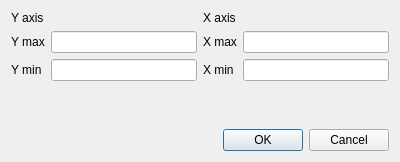
Before: the Qt Designer form microscope/ui/axesdialog.ui in usnistgov/microscope, drawn with Qt 5.
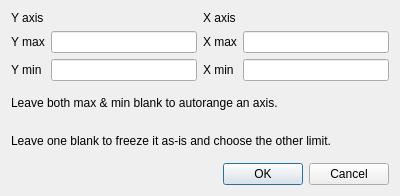
After: the same form once the commit is applied.

Commit message: Add instructions to range dialog box

Diff of the .ui file:
```diff
--- a/microscope/ui/axesdialog.ui
+++ b/microscope/ui/axesdialog.ui
@@ -7,7 +7,7 @@
     <x>0</x>
     <y>0</y>
     <width>400</width>
-    <height>162</height>
+    <height>196</height>
    </rect>
   </property>
   <property name="windowTitle">
@@ -122,6 +122,20 @@
      </item>
     </layout>
    </item>
+   <item>
+    <widget class="QLabel" name="label">
+     <property name="text">
+      <string>Leave both max &amp; min blank to autorange an axis.</string>
+     </property>
+    </widget>
+   </item>
+   <item>
+    <widget class="QLabel" name="label_2">
+     <property name="text">
+      <string>Leave one blank to freeze it as-is and choose the other limit.</string>
+     </property>
+    </widget>
+   </item>
    <item>
     <widget class="QDialogButtonBox" name="buttonBox">
      <property name="orientation">
```
